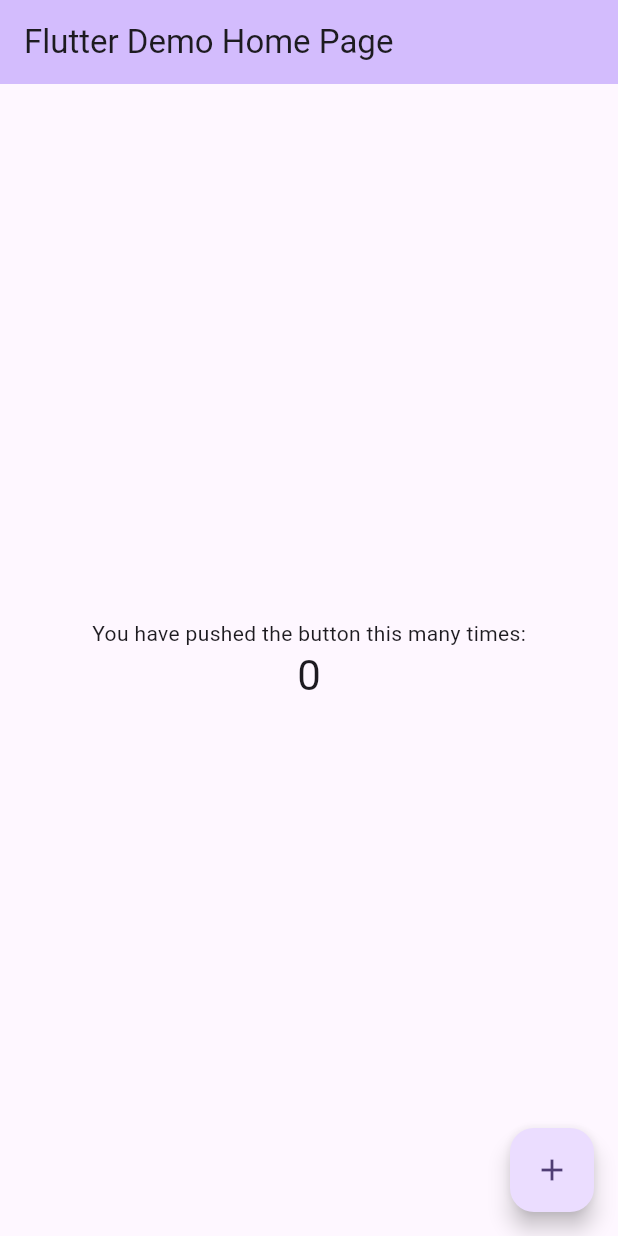
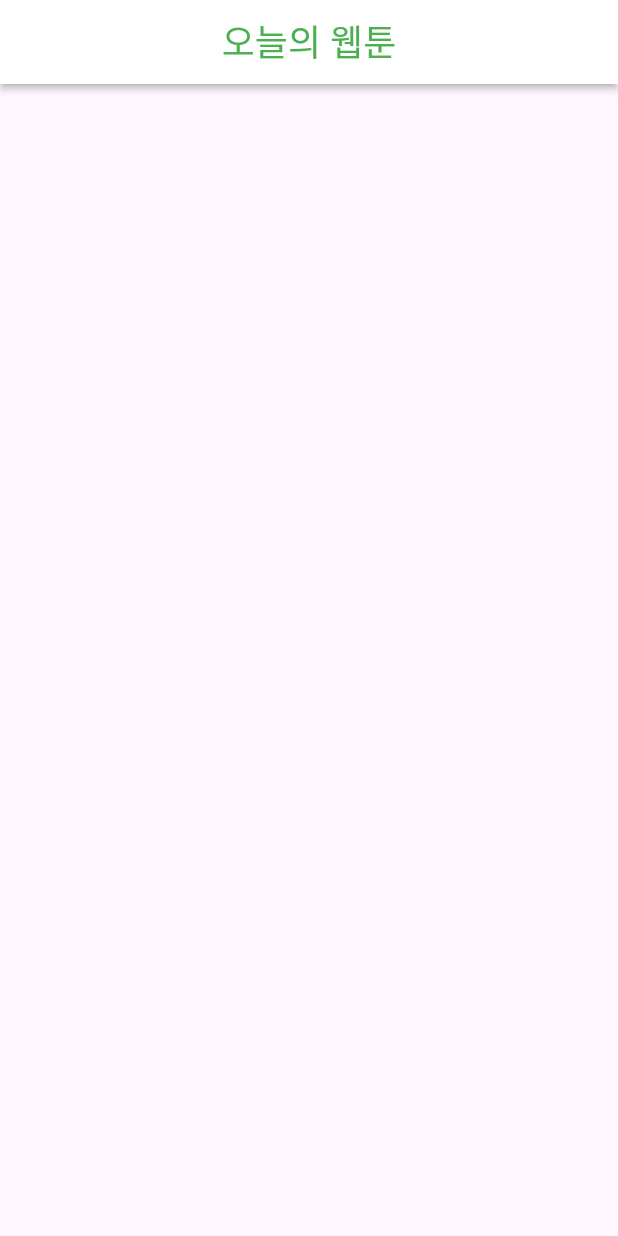
Before and after one commit to chobuzz/toonflix2, a Flutter app: the screen it shows after launch, on a phone screen of 412 x 824 dp. Run offline on Flutter 3.47's test engine with Material 3 defaults, Android fonts, the light colour scheme and no system bars.

Commit message:
data-fetching

```diff
--- a/lib/main.dart
+++ b/lib/main.dart
@@ -1,4 +1,5 @@
 import 'package:flutter/material.dart';
+import 'package:toonflix/screens/home_screens.dart';
 
 void main() {
   runApp(const MyApp());
@@ -10,116 +11,6 @@
   // This widget is the root of your application.
   @override
   Widget build(BuildContext context) {
-    return MaterialApp(
-      title: 'Flutter Demo',
-      theme: ThemeData(
-        // This is the theme of your application.
-        //
-        // TRY THIS: Try running your application with "flutter run". You'll see
-        // the application has a purple toolbar. Then, without quitting the app,
-        // try changing the seedColor in the colorScheme below to Colors.green
-        // and then invoke "hot reload" (save your changes or press the "hot
-        // reload" button in a Flutter-supported IDE, or press "r" if you used
-        // the command line to start the app).
-        //
-        // Notice that the counter didn't reset back to zero; the application
-        // state is not lost during the reload. To reset the state, use hot
-        // restart instead.
-        //
-        // This works for code too, not just values: Most code changes can be
-        // tested with just a hot reload.
-        colorScheme: ColorScheme.fromSeed(seedColor: Colors.deepPurple),
-        useMaterial3: true,
-      ),
-      home: const MyHomePage(title: 'Flutter Demo Home Page'),
-    );
+    return const MaterialApp(home: HomeScreen());
   }
 }
-
-class MyHomePage extends StatefulWidget {
-  const MyHomePage({super.key, required this.title});
-
-  // This widget is the home page of your application. It is stateful, meaning
-  // that it has a State object (defined below) that contains fields that affect
-  // how it looks.
-
-  // This class is the configuration for the state. It holds the values (in this
-  // case the title) provided by the parent (in this case the App widget) and
-  // used by the build method of the State. Fields in a Widget subclass are
-  // always marked "final".
-
-  final String title;
-
-  @override
-  State<MyHomePage> createState() => _MyHomePageState();
-}
-
-class _MyHomePageState extends State<MyHomePage> {
-  int _counter = 0;
-
-  void _incrementCounter() {
-    setState(() {
-      // This call to setState tells the Flutter framework that something has
-      // changed in this State, which causes it to rerun the build method below
-      // so that the display can reflect the updated values. If we changed
-      // _counter without calling setState(), then the build method would not be
-      // called again, and so nothing would appear to happen.
-      _counter++;
-    });
-  }
-
-  @override
-  Widget build(BuildContext context) {
-    // This method is rerun every time setState is called, for instance as done
-    // by the _incrementCounter method above.
-    //
-    // The Flutter framework has been optimized to make rerunning build methods
-    // fast, so that you can just rebuild anything that needs updating rather
-    // than having to individually change instances of widgets.
-    return Scaffold(
-      appBar: AppBar(
-        // TRY THIS: Try changing the color here to a specific color (to
-        // Colors.amber, perhaps?) and trigger a hot reload to see the AppBar
-        // change color while the other colors stay the same.
-        backgroundColor: Theme.of(context).colorScheme.inversePrimary,
-        // Here we take the value from the MyHomePage object that was created by
-        // the App.build method, and use it to set our appbar title.
-        title: Text(widget.title),
-      ),
-      body: Center(
-        // Center is a layout widget. It takes a single child and positions it
-        // in the middle of the parent.
-        child: Column(
-          // Column is also a layout widget. It takes a list of children and
-          // arranges them vertically. By default, it sizes itself to fit its
-          // children horizontally, and tries to be as tall as its parent.
-          //
-          // Column has various properties to control how it sizes itself and
-          // how it positions its children. Here we use mainAxisAlignment to
-          // center the children vertically; the main axis here is the vertical
-          // axis because Columns are vertical (the cross axis would be
-          // horizontal).
-          //
-          // TRY THIS: Invoke "debug painting" (choose the "Toggle Debug Paint"
-          // action in the IDE, or press "p" in the console), to see the
-          // wireframe for each widget.
-          mainAxisAlignment: MainAxisAlignment.center,
-          children: <Widget>[
-            const Text(
-              'You have pushed the button this many times:',
-            ),
-            Text(
-              '$_counter',
-              style: Theme.of(context).textTheme.headlineMedium,
-            ),
-          ],
-        ),
-      ),
-      floatingActionButton: FloatingActionButton(
-        onPressed: _incrementCounter,
-        tooltip: 'Increment',
-        child: const Icon(Icons.add),
-      ), // This trailing comma makes auto-formatting nicer for build methods.
-    );
-  }
-}
--- /dev/null
+++ b/lib/screens/home_screens.dart
@@ -0,0 +1,25 @@
+import 'package:flutter/material.dart';
+
+class HomeScreen extends StatelessWidget {
+  const HomeScreen({super.key});
+
+  @override
+  Widget build(BuildContext context) {
+    return Scaffold(
+      appBar: AppBar(
+        surfaceTintColor: Colors.white,
+        shadowColor: Colors.black,
+        elevation: 2,
+        centerTitle: true,
+        backgroundColor: Colors.white,
+        title: const Text(
+          '오늘의 웹툰',
+          style: TextStyle(
+            color: Colors.green,
+            fontSize: 24,
+          ),
+        ),
+      ),
+    );
+  }
+}
--- a/pubspec.yaml
+++ b/pubspec.yaml
@@ -35,6 +35,7 @@
   # The following adds the Cupertino Icons font to your application.
   # Use with the CupertinoIcons class for iOS style icons.
   cupertino_icons: ^1.0.2
+  http: ^1.2.0
 
 dev_dependencies:
   flutter_test:
```
Also changed, not shown: lib/models/webtoon_model.dart (added, +8 -0 lines), lib/services/api_service.dart (added, +24 -0 lines), pubspec.lock.
